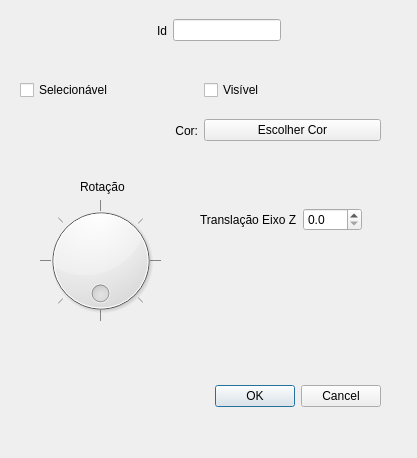
matferib/tabuleiro-virtual, file ifg/qt/ui/forma.ui: the form before one commit.
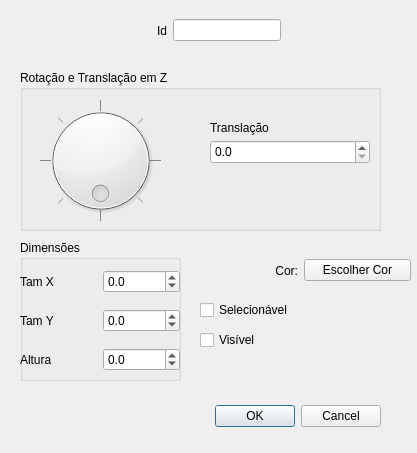
The form after the commit.

Commit message: dialogo de forma com dimensoes

Patch:
```diff
--- a/ifg/qt/ui/forma.ui
+++ b/ifg/qt/ui/forma.ui
@@ -7,7 +7,7 @@
     <x>0</x>
     <y>0</y>
     <width>417</width>
-    <height>458</height>
+    <height>453</height>
    </rect>
   </property>
   <property name="windowTitle">
@@ -43,7 +43,7 @@
    <property name="geometry">
     <rect>
      <x>40</x>
-     <y>380</y>
+     <y>400</y>
      <width>341</width>
      <height>32</height>
     </rect>
@@ -58,9 +58,9 @@
   <widget class="QWidget" name="horizontalLayoutWidget_2">
    <property name="geometry">
     <rect>
-     <x>20</x>
-     <y>110</y>
-     <width>361</width>
+     <x>190</x>
+     <y>250</y>
+     <width>221</width>
      <height>41</height>
     </rect>
    </property>
@@ -94,53 +94,129 @@
     </item>
    </layout>
   </widget>
-  <widget class="QWidget" name="horizontalLayoutWidget_7">
+  <widget class="QGroupBox" name="groupBox">
+   <property name="geometry">
+    <rect>
+     <x>20</x>
+     <y>240</y>
+     <width>161</width>
+     <height>141</height>
+    </rect>
+   </property>
+   <property name="title">
+    <string>Dimensões</string>
+   </property>
+   <widget class="QWidget" name="verticalLayoutWidget">
+    <property name="geometry">
+     <rect>
+      <x>0</x>
+      <y>20</y>
+      <width>160</width>
+      <height>121</height>
+     </rect>
+    </property>
+    <layout class="QVBoxLayout" name="verticalLayout">
+     <item>
+      <layout class="QHBoxLayout" name="horizontalLayout_4">
+       <item>
+        <widget class="QLabel" name="label_7">
+         <property name="text">
+          <string>Tam X</string>
+         </property>
+        </widget>
+       </item>
+       <item>
+        <widget class="QDoubleSpinBox" name="spin_escala_x">
+         <property name="decimals">
+          <number>1</number>
+         </property>
+         <property name="minimum">
+          <double>-1000.000000000000000</double>
+         </property>
+         <property name="maximum">
+          <double>1000.000000000000000</double>
+         </property>
+         <property name="singleStep">
+          <double>0.500000000000000</double>
+         </property>
+        </widget>
+       </item>
+      </layout>
+     </item>
+     <item>
+      <layout class="QHBoxLayout" name="horizontalLayout_5">
+       <item>
+        <widget class="QLabel" name="label_5">
+         <property name="text">
+          <string>Tam Y</string>
+         </property>
+        </widget>
+       </item>
+       <item>
+        <widget class="QDoubleSpinBox" name="spin_escala_y">
+         <property name="decimals">
+          <number>1</number>
+         </property>
+         <property name="minimum">
+          <double>-1000.000000000000000</double>
+         </property>
+         <property name="maximum">
+          <double>1000.000000000000000</double>
+         </property>
+         <property name="singleStep">
+          <double>0.500000000000000</double>
+         </property>
+        </widget>
+       </item>
+      </layout>
+     </item>
+     <item>
+      <layout class="QHBoxLayout" name="horizontalLayout_6">
+       <item>
+        <widget class="QLabel" name="label_6">
+         <property name="text">
+          <string>Altura</string>
+         </property>
+        </widget>
+       </item>
+       <item>
+        <widget class="QDoubleSpinBox" name="spin_escala_z">
+         <property name="decimals">
+          <number>1</number>
+         </property>
+         <property name="minimum">
+          <double>-50.000000000000000</double>
+         </property>
+         <property name="maximum">
+          <double>50.000000000000000</double>
+         </property>
+         <property name="singleStep">
+          <double>0.500000000000000</double>
+         </property>
+        </widget>
+       </item>
+      </layout>
+     </item>
+    </layout>
+   </widget>
+  </widget>
+  <widget class="QGroupBox" name="groupBox_2">
    <property name="geometry">
     <rect>
      <x>20</x>
      <y>70</y>
      <width>361</width>
-     <height>41</height>
+     <height>161</height>
     </rect>
    </property>
-   <layout class="QHBoxLayout" name="horizontalLayout_8">
-    <item>
-     <widget class="QCheckBox" name="checkbox_selecionavel">
-      <property name="text">
-       <string>Selecionável</string>
-      </property>
-     </widget>
-    </item>
-    <item>
-     <widget class="QCheckBox" name="checkbox_visibilidade">
-      <property name="enabled">
-       <bool>true</bool>
-      </property>
-      <property name="text">
-       <string>Visível</string>
-      </property>
-     </widget>
-    </item>
-   </layout>
-  </widget>
-  <widget class="QLabel" name="label_2">
-   <property name="geometry">
-    <rect>
-     <x>80</x>
-     <y>180</y>
-     <width>52</width>
-     <height>14</height>
-    </rect>
-   </property>
-   <property name="text">
-    <string>Rotação</string>
-   </property>
-  </widget>
+   <property name="title">
+    <string>Rotação e Translação em Z</string>
+   </property>
   <widget class="QDial" name="dial_rotacao">
    <property name="geometry">
     <rect>
-     <x>40</x>
-     <y>200</y>
+      <x>20</x>
+      <y>30</y>
      <width>121</width>
      <height>121</height>
     </rect>
@@ -179,25 +255,15 @@
     <bool>true</bool>
    </property>
   </widget>
-  <widget class="QWidget" name="horizontalLayoutWidget_3">
-   <property name="geometry">
-    <rect>
-     <x>200</x>
-     <y>180</y>
-     <width>162</width>
-     <height>80</height>
-    </rect>
-   </property>
-   <layout class="QHBoxLayout" name="horizontalLayout_3">
-    <item>
-     <widget class="QLabel" name="label_4">
-      <property name="text">
-       <string>Translação Eixo Z</string>
-      </property>
-     </widget>
-    </item>
-    <item>
      <widget class="QDoubleSpinBox" name="spin_translacao">
+    <property name="geometry">
+     <rect>
+      <x>190</x>
+      <y>70</y>
+      <width>160</width>
+      <height>24</height>
+     </rect>
+    </property>
       <property name="decimals">
        <number>1</number>
       </property>
@@ -208,8 +274,54 @@
        <double>0.100000000000000</double>
       </property>
      </widget>
-    </item>
-   </layout>
+   <widget class="QLabel" name="label_2">
+    <property name="geometry">
+     <rect>
+      <x>190</x>
+      <y>50</y>
+      <width>111</width>
+      <height>16</height>
+     </rect>
+    </property>
+    <property name="text">
+     <string>Translação</string>
+    </property>
+   </widget>
+  </widget>
+  <widget class="QCheckBox" name="checkbox_selecionavel">
+   <property name="geometry">
+    <rect>
+     <x>200</x>
+     <y>300</y>
+     <width>177</width>
+     <height>20</height>
+    </rect>
+   </property>
+   <property name="text">
+    <string>Selecionável</string>
+   </property>
+  </widget>
+  <widget class="QCheckBox" name="checkbox_visibilidade">
+   <property name="enabled">
+    <bool>true</bool>
+   </property>
+   <property name="geometry">
+    <rect>
+     <x>200</x>
+     <y>330</y>
+     <width>201</width>
+     <height>20</height>
+    </rect>
+   </property>
+   <property name="sizePolicy">
+    <sizepolicy hsizetype="Minimum" vsizetype="Fixed">
+     <horstretch>0</horstretch>
+     <verstretch>0</verstretch>
+    </sizepolicy>
+   </property>
+   <property name="text">
+    <string>Visível</string>
+   </property>
   </widget>
  </widget>
  <resources/>
```
Lines whose indentation alone changed are shown as unchanged. The commit also changes 3 other files.
